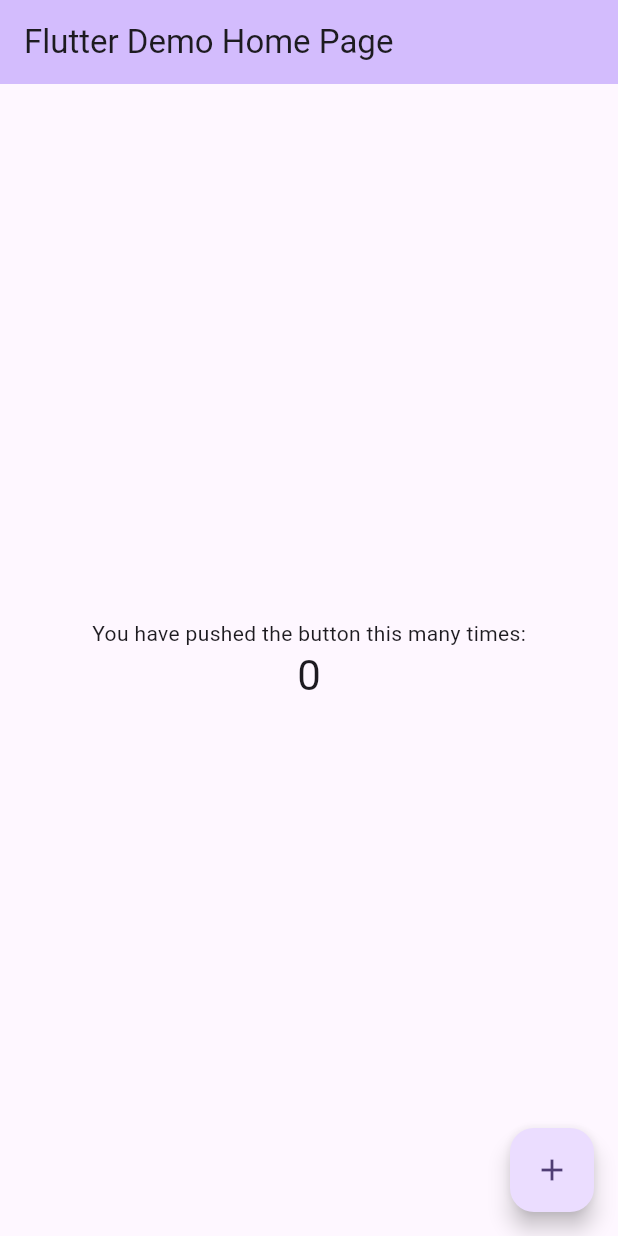
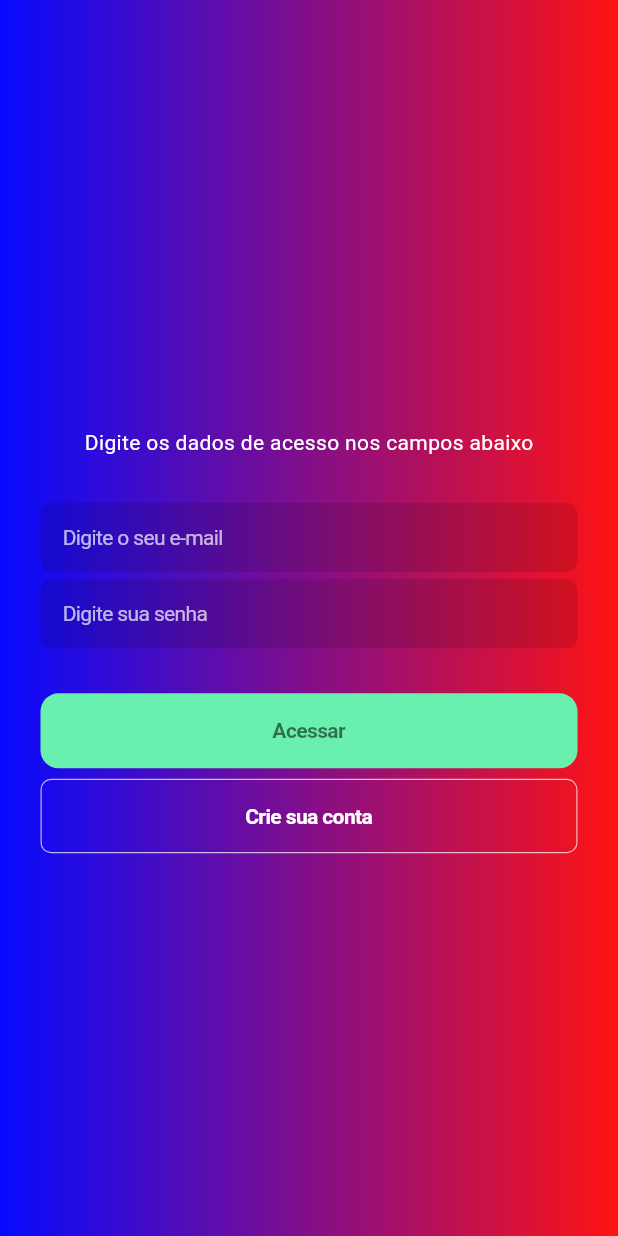
Before and after one commit to Glivia/ponto_flutter, a Flutter app: the screen it shows after launch, on a phone screen of 412 x 824 dp. Run offline on Flutter 3.47's test engine with Material 3 defaults, Android fonts, the phone set to English and light mode, and no system bars.

Commit message:
front login

```diff
--- /dev/null
+++ b/lib/LoginPage.dart
@@ -0,0 +1,100 @@
+import 'package:flutter/cupertino.dart';
+import 'package:flutter/material.dart';
+
+class LoginPage extends StatelessWidget{
+  const LoginPage({super.key});
+
+  @override
+  Widget build(BuildContext context){
+    return Scaffold(
+      extendBodyBehindAppBar: true,
+    appBar: AppBar(
+      // title: const Text("Ponto Digital",
+      //  style: TextStyle(
+      //   color:Colors.white,
+      //    fontSize: 25,
+      //   ),),
+      // elevation: 0,
+      backgroundColor: const Color.fromARGB(0, 32, 64, 245)
+     ),
+     body: Container(
+      width: MediaQuery.of(context).size.width,
+      padding: const EdgeInsets.all(27),
+      decoration: const BoxDecoration(
+        gradient: LinearGradient(
+          colors:[
+        Color.fromARGB(255, 6, 10, 255),
+        Color.fromARGB(255, 255, 19, 19),
+        ],
+        )
+      ),
+      child: Column(
+        mainAxisAlignment: MainAxisAlignment.center,
+        children: [
+          const SizedBox(height: 30),
+          const Text("Digite os dados de acesso nos campos abaixo",
+           style: TextStyle(color:Colors.white),
+           ),
+          const  SizedBox(height: 30,),
+           const CupertinoTextField(
+            cursorColor: Color.fromARGB(255, 177, 59, 98),
+            padding: EdgeInsets.all(15),
+            placeholder: "Digite o seu e-mail",
+            placeholderStyle: TextStyle(color: Colors.white70, fontSize: 14),
+            style: TextStyle(color: Colors.white, fontSize: 14),
+            decoration: BoxDecoration(
+              color: Colors.black12,
+              borderRadius: BorderRadius.all(Radius.circular(7),
+              )
+            )
+           ),
+         const SizedBox(height: 5,),
+           const CupertinoTextField(
+              cursorColor: Color.fromARGB(255, 177, 59, 98),
+            padding: EdgeInsets.all(15),
+            placeholder: "Digite sua senha",
+            obscureText: true,
+            placeholderStyle: TextStyle(color: Colors.white70, fontSize: 14),
+            style: TextStyle(color: Colors.white, fontSize: 14),
+            decoration: BoxDecoration(
+              color: Colors.black12,
+              borderRadius: BorderRadius.all(Radius.circular(7),
+              )
+            )
+           ),
+           const SizedBox(height: 30,),
+           SizedBox(
+            width: double.infinity,
+           child: CupertinoButton(
+            padding: const EdgeInsets.all(17),
+            color: Colors.greenAccent,
+            child: const Text(
+              "Acessar",
+              style: TextStyle(
+                color: Colors.black54,
+                fontSize: 14,
+                fontWeight: FontWeight.w600),
+            ),
+           onPressed: () {}, ),
+           ),
+            const SizedBox(height: 7,),
+           Container(
+            width: double.infinity,
+          decoration: BoxDecoration(
+            border: Border.all(color: Colors.white70, width: 0.8),
+            borderRadius: BorderRadius.circular(7)),
+           child: CupertinoButton(
+            child: const Text(
+              "Crie sua conta",
+              style: TextStyle(
+                color: Colors.white,
+                fontSize: 14,
+                fontWeight: FontWeight.w600),
+            ),
+           onPressed: () {}, ),
+           )]
+      )
+     ),
+    );
+  }
+}
--- a/lib/main.dart
+++ b/lib/main.dart
@@ -1,4 +1,6 @@
 import 'package:flutter/material.dart';
+import 'dart:io';
+import 'package:projeto_ponto/LoginPage.dart';
 
 void main() {
   runApp(const MyApp());
@@ -11,27 +13,13 @@
   @override
   Widget build(BuildContext context) {
     return MaterialApp(
-      title: 'Flutter Demo',
+      debugShowCheckedModeBanner: false,
+      title: 'Ponto Digital',
       theme: ThemeData(
-        // This is the theme of your application.
-        //
-        // TRY THIS: Try running your application with "flutter run". You'll see
-        // the application has a purple toolbar. Then, without quitting the app,
-        // try changing the seedColor in the colorScheme below to Colors.green
-        // and then invoke "hot reload" (save your changes or press the "hot
-        // reload" button in a Flutter-supported IDE, or press "r" if you used
-        // the command line to start the app).
-        //
-        // Notice that the counter didn't reset back to zero; the application
-        // state is not lost during the reload. To reset the state, use hot
-        // restart instead.
-        //
-        // This works for code too, not just values: Most code changes can be
-        // tested with just a hot reload.
-        colorScheme: ColorScheme.fromSeed(seedColor: Colors.deepPurple),
+      colorScheme: ColorScheme.fromSeed(seedColor: Colors.deepPurple),
         useMaterial3: true,
       ),
-      home: const MyHomePage(title: 'Flutter Demo Home Page'),
+      home: const LoginPage(),
     );
   }
 }
```
Also changed, not shown: pubspec.lock.
